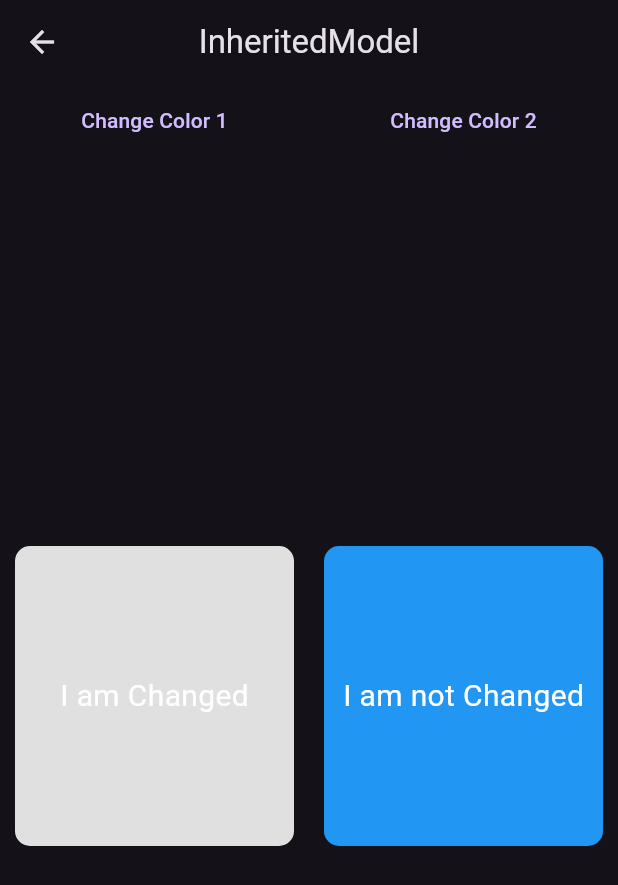
After one commit to yamisagi/state_management_examples, a Flutter app: the InheritedModelHomePage screen opened by its route, after a tap on "Change Color 1", on a phone screen of 412 x 824 dp. The commit adds this screen. Shown: the top 885 px of the screen. Run offline on Flutter 3.47's test engine with Material 2 defaults, Android fonts, the phone set to English and light mode, and no system bars.

Commit message:
InheritedModel Explanation

```diff
--- a/lib/constants/route_constant.dart
+++ b/lib/constants/route_constant.dart
@@ -1,3 +1,4 @@
+import 'package:state_management_examples/materials/inherited_model/view/home_page.dart';
 import 'package:state_management_examples/materials/stateful_app/provider/mock_provider.dart';
 import 'package:state_management_examples/materials/stateful_app/service/mock_api.dart';
 import 'package:state_management_examples/materials/stateful_app/view/home_view.dart';
@@ -29,6 +30,13 @@ class RouteManager {
       'route': '/inherited_widget',
       'page': MockProvider(mockApi: MockApi(), child: const StatefulHome()),
       'subtitle': 'This is the inherited widget page',
+    },
+
+    {
+      'title': 'Inherited Model',
+      'route': '/inherited_model',
+      'page': const InheritedModelHomePage(),
+      'subtitle': 'This is the inherited model page',
     }
   ];
 }
--- /dev/null
+++ b/lib/materials/inherited_model/constants/product_colors.dart
@@ -0,0 +1,32 @@
+import 'dart:math' show Random;
+
+import 'package:flutter/animation.dart';
+
+class ProductColors {
+  ProductColors._();
+
+  static const List<Color> colors = [
+    Color(0xFFE57373),
+    Color(0xFFF06292),
+    Color(0xFFBA68C8),
+    Color(0xFF9575CD),
+    Color(0xFF7986CB),
+    Color(0xFF64B5F6),
+    Color(0xFF4FC3F7),
+    Color(0xFF4DD0E1),
+    Color(0xFF4DB6AC),
+    Color(0xFF81C784),
+    Color(0xFFAED581),
+    Color(0xFFDCE775),
+    Color(0xFFFFD54F),
+    Color(0xFFFFB74D),
+    Color(0xFFFF8A65),
+    Color(0xFFA1887F),
+    Color(0xFFE0E0E0),
+    Color(0xFF90A4AE),
+  ];
+}
+
+extension ProductColorsExtension<T> on Iterable<T> {
+  T get rand => elementAt(Random().nextInt(length));
+}
--- /dev/null
+++ b/lib/materials/inherited_model/enum/color_enum.dart
@@ -0,0 +1 @@
+enum AvailableColor { one, two }
--- /dev/null
+++ b/lib/materials/inherited_model/view/home_page.dart
@@ -0,0 +1,83 @@
+import 'package:flutter/material.dart';
+import 'package:state_management_examples/materials/inherited_model/constants/product_colors.dart';
+import 'package:state_management_examples/materials/inherited_model/enum/color_enum.dart';
+import 'package:state_management_examples/materials/inherited_model/widgets/available_color_widget.dart';
+import 'package:state_management_examples/materials/inherited_model/widgets/color_box.dart';
+
+class InheritedModelHomePage extends StatefulWidget {
+  const InheritedModelHomePage({Key? key}) : super(key: key);
+
+  @override
+  State<InheritedModelHomePage> createState() => _InheritedModelHomePageState();
+}
+
+class _InheritedModelHomePageState extends State<InheritedModelHomePage> {
+  Color _color1 = Colors.red;
+  Color _color2 = Colors.blue;
+  String _box1Text = 'Color 1';
+  String _box2Text = 'Color 2';
+  @override
+  Widget build(BuildContext context) {
+    return Scaffold(
+      appBar: AppBar(
+        title: const Text('InheritedModel'),
+      ),
+      body: AvailableColorWidget(
+        availableColor1: _color1,
+        availableColor2: _color2,
+        text1: _box1Text,
+        text2: _box2Text,
+        child: Column(
+          children: [
+            Row(
+              children: [
+                Expanded(
+                  child: TextButton(
+                    child: const Text('Change Color 1'),
+                    onPressed: () {
+                      setState(() {
+                        _box1Text = 'I am Changed';
+                        _box2Text = 'I am not Changed';
+                        _color1 = ProductColors.colors.rand;
+                      });
+                    },
+                  ),
+                ),
+                Expanded(
+                  child: TextButton(
+                    child: const Text('Change Color 2'),
+                    onPressed: () {
+                      setState(() {
+                        _box2Text = 'I am Changed';
+                        _box1Text = 'I am not Changed';
+                        _color2 = ProductColors.colors.rand;
+                      });
+                    },
+                  ),
+                ),
+              ],
+            ),
+            Expanded(
+              child: Row(
+                children: [
+                  Expanded(
+                    child: ColorBoxWidget(
+                      text: _box1Text,
+                      availableColor: AvailableColor.one,
+                    ),
+                  ),
+                  Expanded(
+                    child: ColorBoxWidget(
+                      text: _box2Text,
+                      availableColor: AvailableColor.two,
+                    ),
+                  ),
+                ],
+              ),
+            ),
+          ],
+        ),
+      ),
+    );
+  }
+}
--- /dev/null
+++ b/lib/materials/inherited_model/widgets/available_color_widget.dart
@@ -0,0 +1,71 @@
+import 'dart:developer' as devtools;
+
+import 'package:flutter/material.dart';
+import 'package:state_management_examples/materials/inherited_model/enum/color_enum.dart';
+
+// InheritedModel bize bir widget'ın bir alt widget'ı tarafından kullanılan bir modeli güncellemek için bir yol sağlar.
+
+class AvailableColorWidget extends InheritedModel<AvailableColor> {
+  final Color availableColor1;
+  final Color availableColor2;
+  final String text1;
+  final String text2;
+
+  const AvailableColorWidget({
+    Key? key,
+    required this.availableColor1,
+    required this.availableColor2,
+    required this.text1,
+    required this.text2,
+    required Widget child,
+  }) : super(
+          key: key,
+          child: child,
+        );
+
+  // Descendant'larımızdan herhangi biri widget'ı güncellemek istediğinde ilk olarak bu method çalışır.
+  // Eğer bu method true dönerse updateShouldNotifyDependent methodu çalışır.
+
+  @override
+  bool updateShouldNotify(covariant AvailableColorWidget oldWidget) {
+    devtools.log('updateShouldNotify');
+    return availableColor1 != oldWidget.availableColor1 ||
+        availableColor2 != oldWidget.availableColor2 ||
+        text1 != oldWidget.text1 ||
+        text2 != oldWidget.text2;
+  }
+
+  // Bu methodda ise updateShouldNotify methodu true döndürdüğünde çalışır.
+  // updateShouldNotifyDependent methodu ile updateShouldNotify methodu arasındaki fark şudur:
+  // updateShouldNotify methodu widget'ın tüm alt widget'ları tarafından kullanılan bir modeli güncellemek istediğinde çalışır.
+  // updateShouldNotifyDependent methodu ise widget'ın sadece belirli bir alt widget'ı tarafından kullanılan bir modeli güncellemek istediğinde çalışır.
+  // Bu methodda dependencies parametresi ile hangi alt widget'ın modelini güncellemek istediğini belirtiyoruz.
+  // Yani bu durumda eğer AvailableColor.one modelini güncellemek istiyorsak dependencies parametresine AvailableColor.one gönderiyoruz.
+  // Eğer AvailableColor.two modelini güncellemek istiyorsak dependencies parametresine AvailableColor.two gönderiyoruz.
+  // Ve bu methodda da eğer dependencies parametresindeki model güncellenmişse true döndürüyoruz.
+  // Bu sayede Flutter bizim sadece belirli bir alt widget'ımızın modelini güncellemesini anlar.
+
+  @override
+  bool updateShouldNotifyDependent(
+    covariant AvailableColorWidget oldWidget,
+    Set<AvailableColor> dependencies,
+  ) {
+    devtools.log('updateShouldNotifyDependent');
+    if (dependencies.contains(AvailableColor.one) &&
+        availableColor1 != oldWidget.availableColor1 ) return true;
+    if (dependencies.contains(AvailableColor.two) &&
+        availableColor2 != oldWidget.availableColor2) return true;
+    return false;
+  }
+
+  // InheritedModel'de InheritedWidget'ten farklı olarak of methodunda dependOnInheritedWidgetOfExactType metodunu kullanmıyoruz.
+  // Bunun yerine inheritFrom methodunu kullanıyoruz.
+
+  static AvailableColorWidget? of(BuildContext context, AvailableColor aspect) {
+    return InheritedModel.inheritFrom(
+      context,
+      // Aspect bizden bir Object bekliyor. Bu yüzden aspect'e istenilen type gönderilebilir.
+      aspect: aspect,
+    );
+  }
+}
--- /dev/null
+++ b/lib/materials/inherited_model/widgets/color_box.dart
@@ -0,0 +1,47 @@
+import 'package:flutter/material.dart';
+import 'package:state_management_examples/materials/inherited_model/enum/color_enum.dart';
+import 'dart:developer' as devtools;
+
+import 'package:state_management_examples/materials/inherited_model/widgets/available_color_widget.dart';
+
+class ColorBoxWidget extends StatelessWidget {
+  const ColorBoxWidget({
+    super.key,
+    required this.availableColor,
+    required this.text,
+  });
+  final AvailableColor availableColor;
+  final String text;
+  @override
+  Widget build(BuildContext context) {
+    switch (availableColor) {
+      case AvailableColor.one:
+        devtools.log('ColorBoxWidget 1 build');
+        break;
+      case AvailableColor.two:
+        devtools.log('ColorBoxWidget 2 build');
+        break;
+    }
+    final availableColorProvider =
+        AvailableColorWidget.of(context, availableColor);
+
+    return Container(
+        margin: const EdgeInsets.all(10),
+        decoration: BoxDecoration(
+          color: availableColor == AvailableColor.one
+              ? availableColorProvider!.availableColor1
+              : availableColorProvider!.availableColor2,
+          borderRadius: BorderRadius.circular(10),
+        ),
+        height: 200,
+        child: Center(
+          child: Text(
+            text,
+            style: const TextStyle(
+              color: Colors.white,
+              fontSize: 20,
+            ),
+          ),
+        ));
+  }
+}
```
Also changed, not shown: lib/materials/inherited_model/notes.dart (added, +14 -0 lines), 1 other file.
